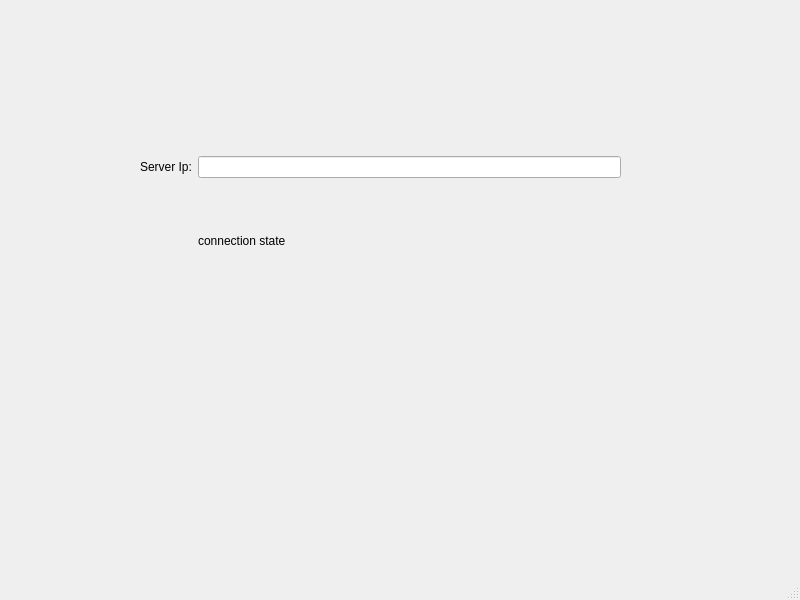
First picture: the form in mainwindow.ui, repository mohammadAminBateni/AP-Project, before the edit.
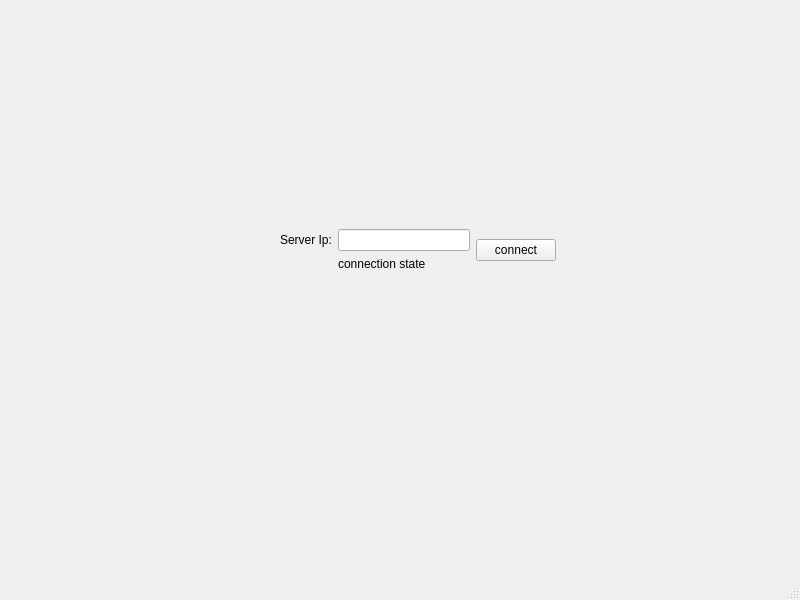
Second picture: the form after the edit. Icons and pictures are not drawn.

```diff
--- a/mainwindow.ui
+++ b/mainwindow.ui
@@ -17,23 +17,18 @@
    <string notr="true">border-image: url(:/new/prefix1/menu.jpg);</string>
   </property>
   <widget class="QWidget" name="centralwidget">
-   <widget class="QWidget" name="layoutWidget">
+   <widget class="QWidget" name="">
     <property name="geometry">
      <rect>
-      <x>140</x>
-      <y>156</y>
-      <width>481</width>
-      <height>141</height>
+      <x>280</x>
+      <y>150</y>
+      <width>276</width>
+      <height>201</height>
      </rect>
     </property>
+    <layout class="QGridLayout" name="gridLayout_2">
+     <item row="0" column="0">
     <layout class="QGridLayout" name="gridLayout">
-     <item row="0" column="1">
-      <widget class="QLineEdit" name="ip">
-       <property name="styleSheet">
-        <string notr="true">border-color: rgb(255, 255, 255);</string>
-       </property>
-      </widget>
-     </item>
      <item row="0" column="0">
       <widget class="QLabel" name="label">
        <property name="text">
@@ -45,6 +40,22 @@
       <widget class="QLabel" name="state">
        <property name="text">
         <string>connection state</string>
+         </property>
+        </widget>
+       </item>
+       <item row="0" column="1">
+        <widget class="QLineEdit" name="ip">
+         <property name="styleSheet">
+          <string notr="true">border-color: rgb(255, 255, 255);</string>
+         </property>
+        </widget>
+       </item>
+      </layout>
+     </item>
+     <item row="0" column="1">
+      <widget class="QPushButton" name="connect">
+       <property name="text">
+        <string>connect</string>
        </property>
       </widget>
      </item>
```
Lines whose indentation alone changed are shown as unchanged.
